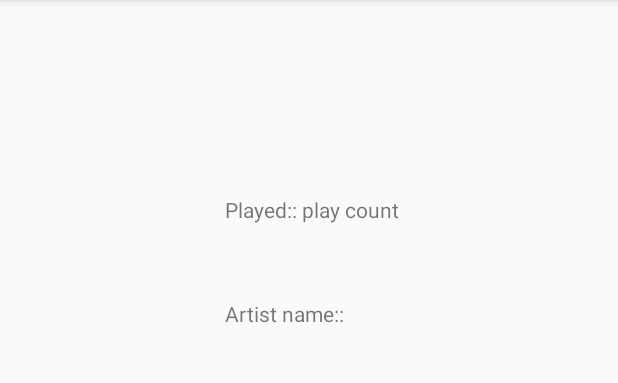
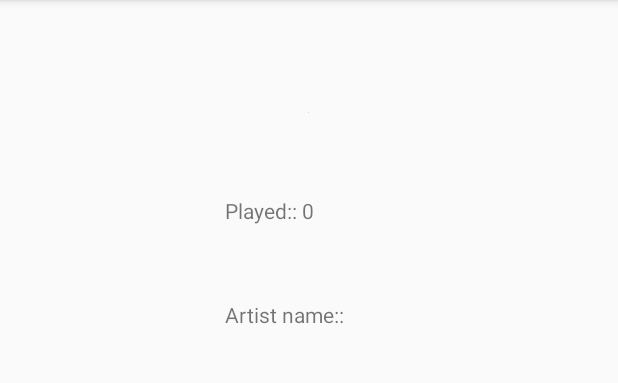
Before and after one commit to kiran-nepali/Last.fmMusicApiJavaMVP, an Android app: the AlbumDetailsActivity screen opened directly, with no data from a screen before it, on a phone screen of 412 x 824 dp, the part 84-467 px from its top. Run offline under Robolectric (Android 15) with nearby library versions, the phone set to English and light mode, and no system bars; our stand-ins replace Picasso; network calls fail; pictures from the network do not load; 1 statement that could not run was skipped.

Commit message:
Implemented recyclerview,Network call is successful with result display,second activity added that displays album details

```diff
--- a/app/src/main/AndroidManifest.xml
+++ b/app/src/main/AndroidManifest.xml
@@ -9,8 +9,8 @@
         android:roundIcon="@mipmap/ic_launcher_round"
         android:supportsRtl="true"
         android:theme="@style/AppTheme">
-        <activity android:name=".ui.AlbumDetailsActivity"></activity>
-        <activity android:name=".ui.MainActivity">
+        <activity android:name=".ui.albumdetails.AlbumDetailsActivity"></activity>
+        <activity android:name=".ui.artistalbum.ArtistActivity">
             <intent-filter>
                 <action android:name="android.intent.action.MAIN" />
 
--- a/app/src/main/java/com/example/lastfmtest/Constant/Constant.java
+++ b/app/src/main/java/com/example/lastfmtest/Constant/Constant.java
@@ -1,7 +1,8 @@
 package com.example.lastfmtest.Constant;
 
 public class Constant {
-    public static final String BASE_URL = "http://ws.audioscrobbler.com/";
+    public static final String BASE_URL = "https://ws.audioscrobbler.com/";
     public static final String API_KEY = "038b175640ca6dedd00835d57f609e65";
     public static final String GET_TOP_ALBUM = "artist.gettopalbums";
+    public static final String FORMAT = "json";
 }
--- a/app/src/main/java/com/example/lastfmtest/network/RetrofitInstance.java
+++ b/app/src/main/java/com/example/lastfmtest/network/RetrofitInstance.java
@@ -12,7 +12,9 @@ public class RetrofitInstance {
     private static Retrofit retrofit;
 
     public static Retrofit getRetrofitInstance() {
-        HttpLoggingInterceptor loggingInterceptor = new HttpLoggingInterceptor().setLevel(HttpLoggingInterceptor.Level.BODY);
+        if (retrofit == null) {
+            HttpLoggingInterceptor loggingInterceptor = new HttpLoggingInterceptor();
+            loggingInterceptor.level(HttpLoggingInterceptor.Level.BODY);
             OkHttpClient client = new OkHttpClient.Builder()
                     .addInterceptor(loggingInterceptor)
                     .build();
@@ -22,6 +24,7 @@ public class RetrofitInstance {
                     .addCallAdapterFactory(RxJava2CallAdapterFactory.create())
                     .client(client)
                     .build();
+        }
         return retrofit;
     }
 
--- a/app/src/main/java/com/example/lastfmtest/network/Webservice.java
+++ b/app/src/main/java/com/example/lastfmtest/network/Webservice.java
@@ -8,6 +8,6 @@ import retrofit2.http.Path;
 import retrofit2.http.Query;
 
 public interface Webservice {
-    @GET("2.0/{artist}")
-    Single<BaseArtistAlbum> getArtist(@Path("artist") String artist,@Query("method") String method, @Query("api_key") String apikey);
+    @GET("2.0/")
+    Single<BaseArtistAlbum> getArtist(@Query("method") String method,@Query("artist") String artist, @Query("api_key") String apikey,@Query("format") String format);
 }
--- /dev/null
+++ b/app/src/main/java/com/example/lastfmtest/ui/albumdetails/AlbumDetailsActivity.java
@@ -0,0 +1,48 @@
+package com.example.lastfmtest.ui.albumdetails;
+
+import android.os.Bundle;
+import android.widget.ImageView;
+import android.widget.TextView;
+
+import androidx.appcompat.app.AppCompatActivity;
+
+import com.example.lastfmtest.R;
+import com.squareup.picasso.Picasso;
+
+public class AlbumDetailsActivity extends AppCompatActivity {
+
+    private TextView tv_albumNameDetails, tv_playcount, tv_artistName;
+    private ImageView iv_albumDetails;
+
+    @Override
+    protected void onCreate(Bundle savedInstanceState) {
+        super.onCreate(savedInstanceState);
+        setContentView(R.layout.activity_album_details);
+        initialiseUI();
+        setAlbumDetailsIntent();
+//        Album album = getIntent().getParcelableExtra("albumdetails");
+    }
+
+    private void initialiseUI() {
+        tv_albumNameDetails = findViewById(R.id.tv_albumDetailsName);
+        tv_playcount = findViewById(R.id.tv_playcount);
+        tv_artistName = findViewById(R.id.tv_artistName);
+        iv_albumDetails = findViewById(R.id.iv_albumDetails);
+    }
+
+    private void setAlbumDetailsIntent() {
+        Integer playcount = getIntent().getIntExtra("playcount", 0);
+        String albumname = getIntent().getStringExtra("albumName");
+        String artistname = getIntent().getStringExtra("artistnme");
+        String albumimage = getIntent().getStringExtra("albumimage");
+        tv_albumNameDetails.setText(albumname);
+        tv_playcount.setText(String.valueOf(playcount));
+        tv_artistName.setText(artistname);
+        assert albumimage != null;
+        if (albumimage.isEmpty()) {
+            iv_albumDetails.setImageResource(R.drawable.noimage);
+        } else {
+            Picasso.get().load(albumimage).into(iv_albumDetails);
+        }
+    }
+}
--- a/app/src/main/java/com/example/lastfmtest/ui/ArtistContract.java
+++ b/app/src/main/java/com/example/lastfmtest/ui/artistalbum/ArtistContract.java
@@ -1,4 +1,4 @@
-package com.example.lastfmtest.ui;
+package com.example.lastfmtest.ui.artistalbum;
 
 import com.example.lastfmtest.model.BaseArtistAlbum;
 
--- a/app/src/main/res/layout/activity_album_details.xml
+++ b/app/src/main/res/layout/activity_album_details.xml
@@ -4,7 +4,7 @@
     android:layout_width="match_parent"
     android:layout_height="match_parent"
     android:orientation="vertical"
-    tools:context=".ui.AlbumDetailsActivity">
+    tools:context=".ui.albumdetails.AlbumDetailsActivity">
 
     <LinearLayout
         android:layout_width="match_parent"
```
Also changed, not shown: app/src/main/java/com/example/lastfmtest/base/BasePresenter.java (deleted, +0 -17 lines), app/src/main/java/com/example/lastfmtest/model/Album.java (+39 -1 lines), app/src/main/java/com/example/lastfmtest/model/Artist.java (+33 -1 lines), app/src/main/java/com/example/lastfmtest/presenter/artist/ArtistPresenter.java (renamed from app/src/main/java/com/example/lastfmtest/presenter/ArtistPresenter.java, +19 -13 lines), app/src/main/java/com/example/lastfmtest/ui/AlbumDetailsActivity.java (deleted, +0 -16 lines), app/src/main/java/com/example/lastfmtest/ui/MainActivity.java (deleted, +0 -67 lines), app/src/main/java/com/example/lastfmtest/ui/artistalbum/AlbumOnClickListener.java (added, +7 -0 lines), app/src/main/java/com/example/lastfmtest/ui/artistalbum/ArtistActivity.java (added, +68 -0 lines), app/src/main/java/com/example/lastfmtest/ui/artistalbum/ArtistAlbumAdapter.java (renamed from app/src/main/java/com/example/lastfmtest/ui/ArtistAlbumAdapter.java, +24 -4 lines), app/src/main/res/layout/activity_main.xml (+9 -4 lines), app/src/main/res/drawable/noimage.png (added). Lines whose indentation alone changed are shown as unchanged.
